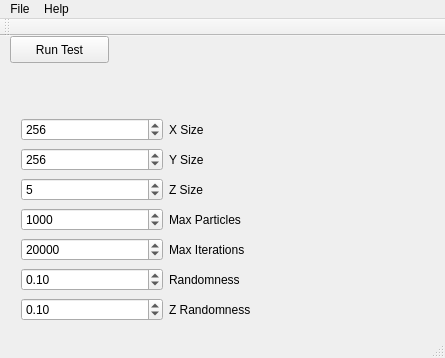
Old version of the form mainwindow.ui in the repository rbaravalle/porous_generation.
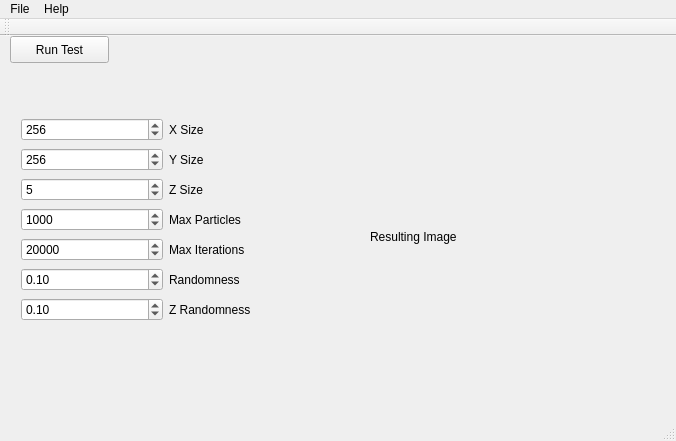
New version of the form.

Commit message: Showing resulting image in qt gui

Diff of the .ui file:
```diff
--- a/mainwindow.ui
+++ b/mainwindow.ui
@@ -6,8 +6,8 @@
    <rect>
     <x>0</x>
     <y>0</y>
-    <width>445</width>
-    <height>358</height>
+    <width>676</width>
+    <height>441</height>
    </rect>
   </property>
   <property name="windowTitle">
@@ -182,13 +182,26 @@
      </item>
     </layout>
    </widget>
+   <widget class="QLabel" name="image_label">
+    <property name="geometry">
+     <rect>
+      <x>370</x>
+      <y>60</y>
+      <width>291</width>
+      <height>281</height>
+     </rect>
+    </property>
+    <property name="text">
+     <string>Resulting Image</string>
+    </property>
+   </widget>
   </widget>
   <widget class="QMenuBar" name="menuBar">
    <property name="geometry">
     <rect>
      <x>0</x>
      <y>0</y>
-     <width>445</width>
+     <width>676</width>
      <height>25</height>
     </rect>
    </property>
```
The commit also changes 2 other files.
